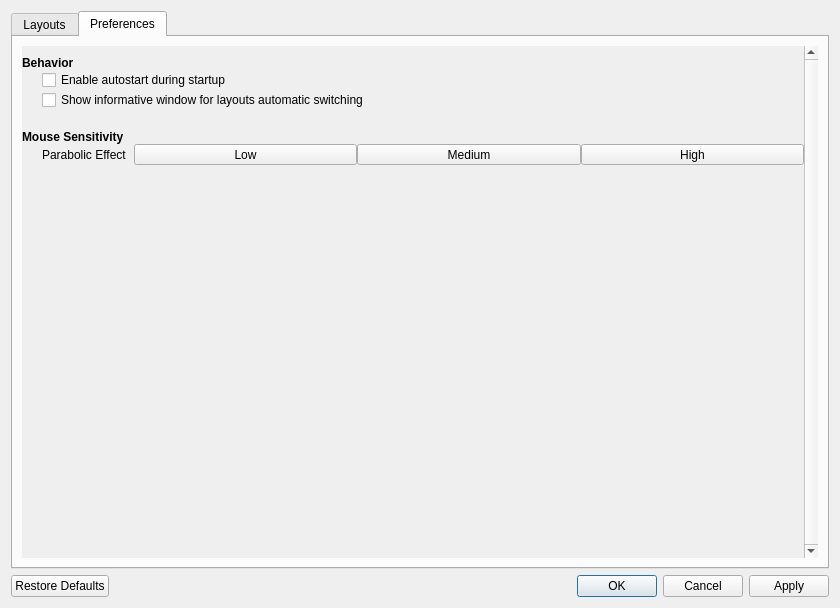
First picture: the form in app/settingsdialog.ui, repository KDE/latte-dock, before the edit.
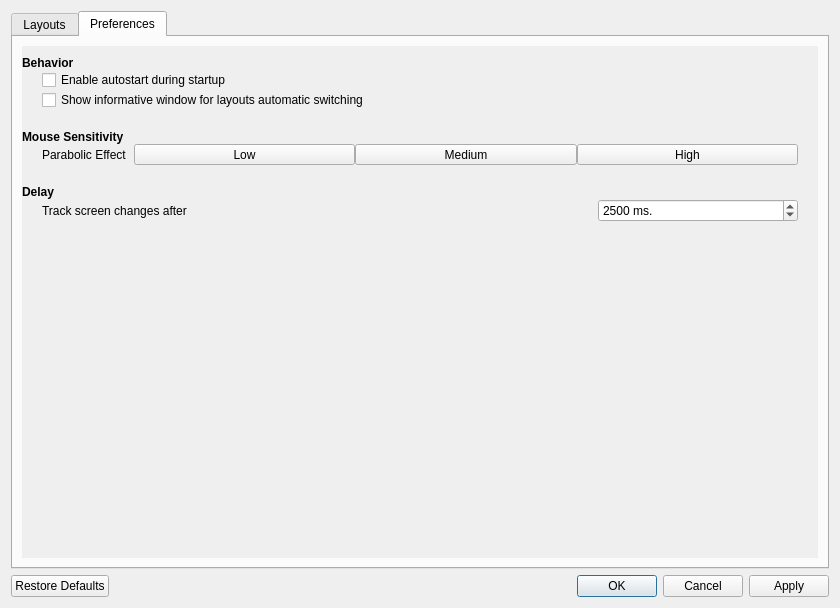
Second picture: the form after the edit. The open tabs and pages were chosen to show the change. Icons and pictures are not drawn.

Commit message:
expose screen Tracker interval value
--different hardware can have different delays
in order to inform for screen changes. The tracker
(an internal timer that is) informs Latte after
a specific interval in order to track these changes
and respond accordingly.

Patch:
```diff
--- a/app/settingsdialog.ui
+++ b/app/settingsdialog.ui
@@ -398,7 +398,7 @@
           <number>0</number>
          </property>
          <property name="verticalScrollBarPolicy">
-          <enum>Qt::ScrollBarAlwaysOn</enum>
+          <enum>Qt::ScrollBarAsNeeded</enum>
          </property>
          <property name="horizontalScrollBarPolicy">
           <enum>Qt::ScrollBarAlwaysOff</enum>
@@ -411,8 +411,8 @@
            <rect>
             <x>0</x>
             <y>0</y>
-            <width>785</width>
-            <height>505</height>
+            <width>794</width>
+            <height>496</height>
            </rect>
           </property>
           <layout class="QHBoxLayout" name="horizontalLayout_9">
@@ -664,6 +664,139 @@
                   </widget>
                  </item>
                 </layout>
+               </item>
+               <item>
+                <spacer name="horizontalSpacer_8">
+                 <property name="orientation">
+                  <enum>Qt::Horizontal</enum>
+                 </property>
+                 <property name="sizeType">
+                  <enum>QSizePolicy::Fixed</enum>
+                 </property>
+                 <property name="sizeHint" stdset="0">
+                  <size>
+                   <width>20</width>
+                   <height>20</height>
+                  </size>
+                 </property>
+                </spacer>
+               </item>
+              </layout>
+             </item>
+             <item>
+              <spacer name="verticalSpacer_9">
+               <property name="orientation">
+                <enum>Qt::Vertical</enum>
+               </property>
+               <property name="sizeType">
+                <enum>QSizePolicy::Fixed</enum>
+               </property>
+               <property name="sizeHint" stdset="0">
+                <size>
+                 <width>20</width>
+                 <height>20</height>
+                </size>
+               </property>
+              </spacer>
+             </item>
+             <item>
+              <widget class="QLabel" name="delayLbl">
+               <property name="font">
+                <font>
+                 <weight>75</weight>
+                 <bold>true</bold>
+                </font>
+               </property>
+               <property name="text">
+                <string>Delay</string>
+               </property>
+              </widget>
+             </item>
+             <item>
+              <layout class="QHBoxLayout" name="horizontalLayout_10">
+               <item>
+                <spacer name="horizontalSpacer_7">
+                 <property name="orientation">
+                  <enum>Qt::Horizontal</enum>
+                 </property>
+                 <property name="sizeType">
+                  <enum>QSizePolicy::Fixed</enum>
+                 </property>
+                 <property name="sizeHint" stdset="0">
+                  <size>
+                   <width>20</width>
+                   <height>20</height>
+                  </size>
+                 </property>
+                </spacer>
+               </item>
+               <item>
+                <widget class="QLabel" name="trackScreensDelayLbl">
+                 <property name="toolTip">
+                  <string>Different hardware can have different delays during screen changes.
+This tracker is used in order to not lose any screen related update.</string>
+                 </property>
+                 <property name="text">
+                  <string>Track screen changes after</string>
+                 </property>
+                </widget>
+               </item>
+               <item>
+                <widget class="QSpinBox" name="screenTrackerSpinBox">
+                 <property name="sizePolicy">
+                  <sizepolicy hsizetype="MinimumExpanding" vsizetype="Fixed">
+                   <horstretch>0</horstretch>
+                   <verstretch>0</verstretch>
+                  </sizepolicy>
+                 </property>
+                 <property name="maximumSize">
+                  <size>
+                   <width>200</width>
+                   <height>16777215</height>
+                  </size>
+                 </property>
+                 <property name="toolTip">
+                  <string>Different hardware can have different delays during screen changes.
+This tracker is used in order to not lose any screen related update.</string>
+                 </property>
+                 <property name="alignment">
+                  <set>Qt::AlignLeading|Qt::AlignLeft|Qt::AlignVCenter</set>
+                 </property>
+                 <property name="specialValueText">
+                  <string/>
+                 </property>
+                 <property name="suffix">
+                  <string> ms.</string>
+                 </property>
+                 <property name="minimum">
+                  <number>1000</number>
+                 </property>
+                 <property name="maximum">
+                  <number>5000</number>
+                 </property>
+                 <property name="singleStep">
+                  <number>100</number>
+                 </property>
+                 <property name="value">
+                  <number>2500</number>
+                 </property>
+                </widget>
+               </item>
+               <item>
+                <spacer name="horizontalSpacer_9">
+                 <property name="orientation">
+                  <enum>Qt::Horizontal</enum>
+                 </property>
+                 <property name="sizeType">
+                  <enum>QSizePolicy::Fixed</enum>
+                 </property>
+                 <property name="sizeHint" stdset="0">
+                  <size>
+                   <width>20</width>
+                   <height>20</height>
+                  </size>
+                 </property>
+                </spacer>
                </item>
               </layout>
              </item>
```
Left out of the diff: 15 changed lines with no effect on the pictures. The commit also changes 5 other files.
